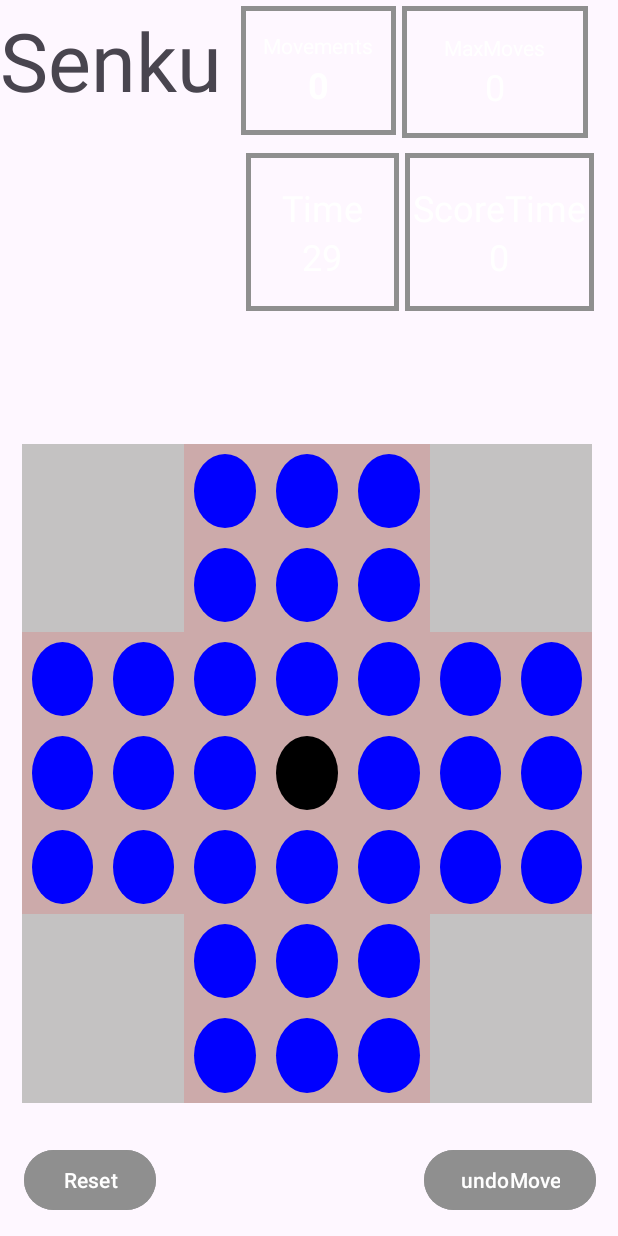
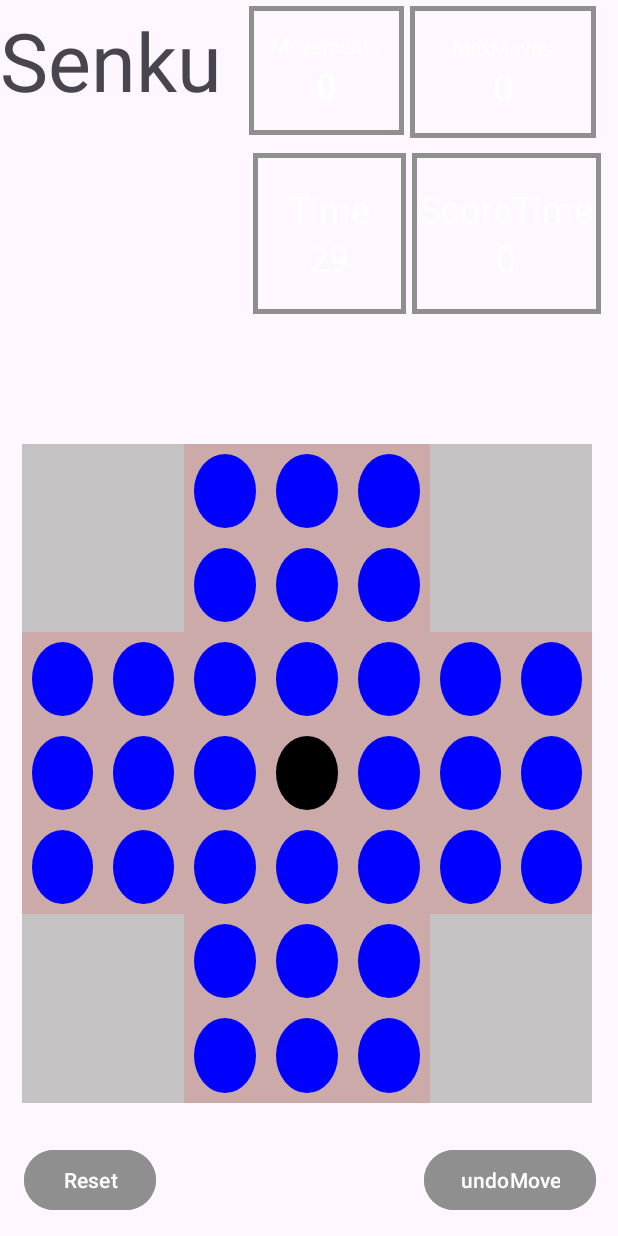
Before and after one commit to DanoSC/2Games, an Android app: the GameSenku screen opened directly, with no data from a screen before it, on a phone screen of 412 x 824 dp. Run offline under Robolectric (Android 15) with nearby library versions, the phone set to English and light mode, and no system bars.

Commit message:
Trabajo Final

```diff
--- a/app/src/main/res/layout/activity_game_senku.xml
+++ b/app/src/main/res/layout/activity_game_senku.xml
@@ -19,8 +19,8 @@
 
 
     <LinearLayout
-        android:layout_width="248dp"
-        android:layout_height="105dp"
+        android:layout_width="243dp"
+        android:layout_height="107dp"
         android:layout_marginTop="4dp"
         android:layout_marginEnd="4dp"
         app:layout_constraintEnd_toEndOf="parent"
@@ -88,7 +88,7 @@
 
     <LinearLayout
         android:id="@+id/linearScore"
-        android:layout_width="247dp"
+        android:layout_width="242dp"
         android:layout_height="98dp"
         android:layout_marginEnd="4dp"
         app:layout_constraintEnd_toEndOf="parent"
--- a/app/src/main/res/layout/activity_setinngs.xml
+++ b/app/src/main/res/layout/activity_setinngs.xml
@@ -5,6 +5,7 @@
     android:layout_width="match_parent"
     android:layout_height="match_parent"
     android:padding="16dp"
+    android:background="@color/gray"
     tools:context=".Setings">
 <LinearLayout
     android:id="@+id/linearCentral"
--- a/app/src/main/res/values/colors.xml
+++ b/app/src/main/res/values/colors.xml
@@ -2,6 +2,7 @@
 <resources>
     <color name="black">#FF000000</color>
     <color name="white">#FFFFFFFF</color>
+    <color name="gray">#4B4947</color>
     <color name="seleccionada">#FFFD85</color>
     <color name="colorFichas">#0000FF</color>
     <color name="colorFondoRegistros">#8f8f8f</color>
```
